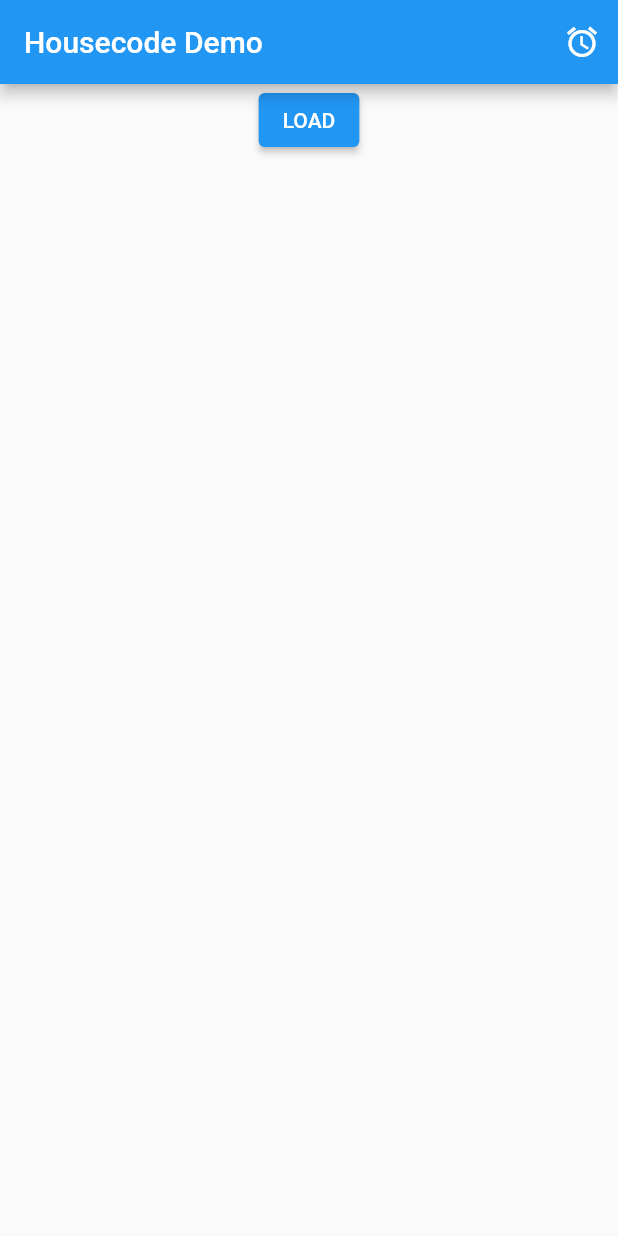
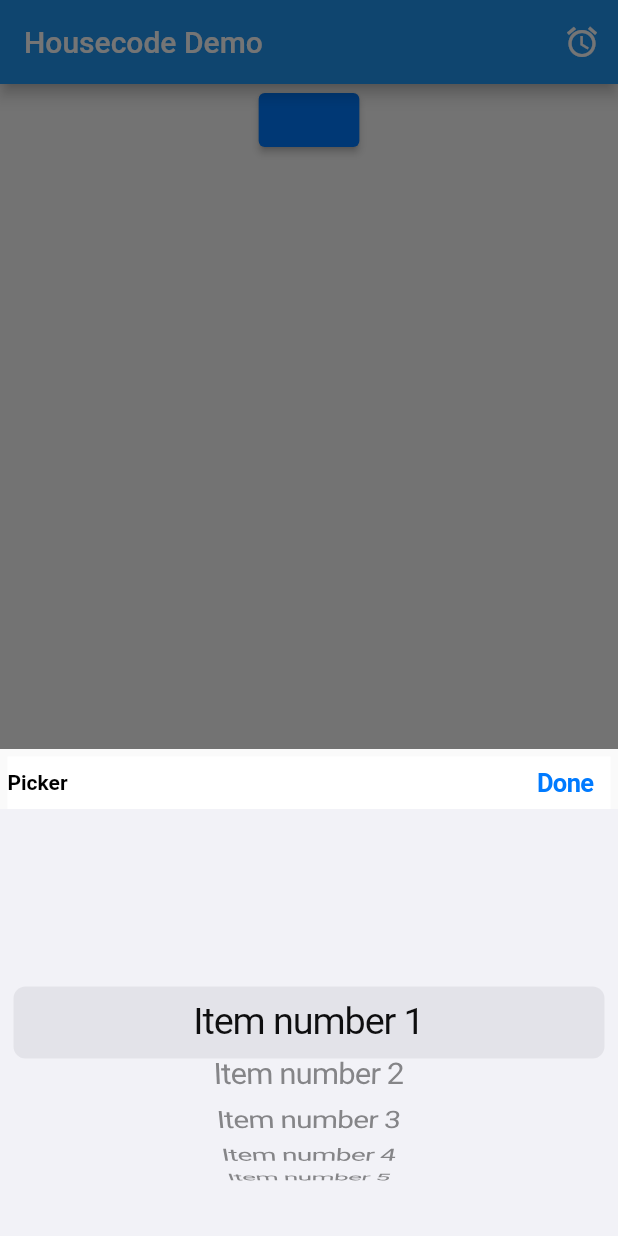
Before and after one commit to housecode/housecode_flutter, a Flutter app: the screen it shows after launch, after a tap on the "access alarms" icon, on a phone screen of 412 x 824 dp. Run offline on Flutter 3.47's test engine with Material 2 defaults, Android fonts, the light colour scheme and no system bars; missing offline and left inert: modal_progress_hud_alt.

Commit message:
update to 1.0.2

```diff
--- a/example/lib/main.dart
+++ b/example/lib/main.dart
@@ -1,8 +1,6 @@
+import 'package:flutter/cupertino.dart';
 import 'package:flutter/material.dart';
 import 'package:housecode/housecode.dart';
-import 'package:housecode/widgets/loading_dialog.dart';
-import 'package:housecode/widgets/separator.dart';
-import 'package:housecode/widgets/text_cell.dart';
 
 void main() {
   runApp(MyApp());
@@ -11,10 +9,19 @@ void main() {
 class MyApp extends StatelessWidget {
   @override
   Widget build(BuildContext context) {
-    return MaterialApp(
+    return CupertinoApp(
+      debugShowCheckedModeBanner: false,
+      localizationsDelegates: <LocalizationsDelegate<dynamic>>[
+        DefaultMaterialLocalizations.delegate,
+        DefaultWidgetsLocalizations.delegate,
+        DefaultCupertinoLocalizations.delegate,
+      ],
       title: 'Housecode Demo',
-      theme: ThemeData(
-        primarySwatch: Colors.blue,
+      theme: CupertinoThemeData(
+        brightness: Brightness.light,
+        scaffoldBackgroundColor: CupertinoColors.white,
+        primaryColor: CupertinoColors.systemBlue,
+        primaryContrastingColor: CupertinoColors.systemBlue,
       ),
       home: MyHomePage(title: 'Housecode Demo'),
     );
@@ -49,7 +56,7 @@ class _MyHomePageState extends State<MyHomePage> {
               actions: [
                 IconButton(
                   onPressed: () {
-                    print("debug");
+                    _showPicker();
                   },
                   icon: Icon(Icons.access_alarms),
                 ),
@@ -99,4 +106,15 @@ class _MyHomePageState extends State<MyHomePage> {
       });
     });
   }
+
+  void _showPicker() {
+    showPicker(
+      context,
+      List.generate(5, (index) => "Item number ${index + 1}"),
+      title: "Picker",
+      onDone: (index) {
+        showMessage(context, "Item number ${index + 1}");
+      },
+    );
+  }
 }
--- a/lib/widgets/dialogs.dart
+++ b/lib/widgets/dialogs.dart
@@ -75,6 +75,7 @@ void showPicker(
   List<String> items, {
   PickerItemSelected? itemSelected,
   PickerItemSelected? onDone,
+  String? title,
 }) {
   var selected = 0;
   var controller = FixedExtentScrollController();
@@ -91,10 +92,25 @@ void showPicker(
           mainAxisSize: MainAxisSize.max,
           children: [
             Container(
-              margin: EdgeInsets.only(right: 5, top: 5),
+              margin: EdgeInsets.only(
+                  right: 5, top: 5, left: title != null ? 5 : 0),
               color: Colors.white,
               width: double.infinity,
-              child: Align(
+              child: Row(
+                mainAxisSize: MainAxisSize.max,
+                children: [
+                  Visibility(
+                    visible: title != null,
+                    child: Text(
+                      title ?? "",
+                      style: TextStyle(
+                        color: Colors.black,
+                        fontWeight: FontWeight.bold,
+                      ),
+                    ),
+                  ),
+                  Expanded(child: Container()),
+                  Align(
                     alignment: Alignment.centerRight,
                     child: SizedBox(
                       height: 35,
@@ -114,6 +130,8 @@ void showPicker(
                         ),
                       ),
                     ),
+                  ),
+                ],
               ),
             ),
             Expanded(
--- a/pubspec.yaml
+++ b/pubspec.yaml
@@ -1,6 +1,6 @@
 name: housecode
 description: A set of extensions and widgets by Housecode.Net to simplify some function and re-useable widgets.
-version: 1.0.1
+version: 1.0.2
 homepage: https://github.com/housecode/housecode_flutter
 
 environment:
```
Also changed, not shown: lib/housecode.dart (+21 -0 lines), lib/widgets/text_cell.dart (+6 -1 lines), example/pubspec.lock, 2 other files. Lines whose indentation alone changed are shown as unchanged.
